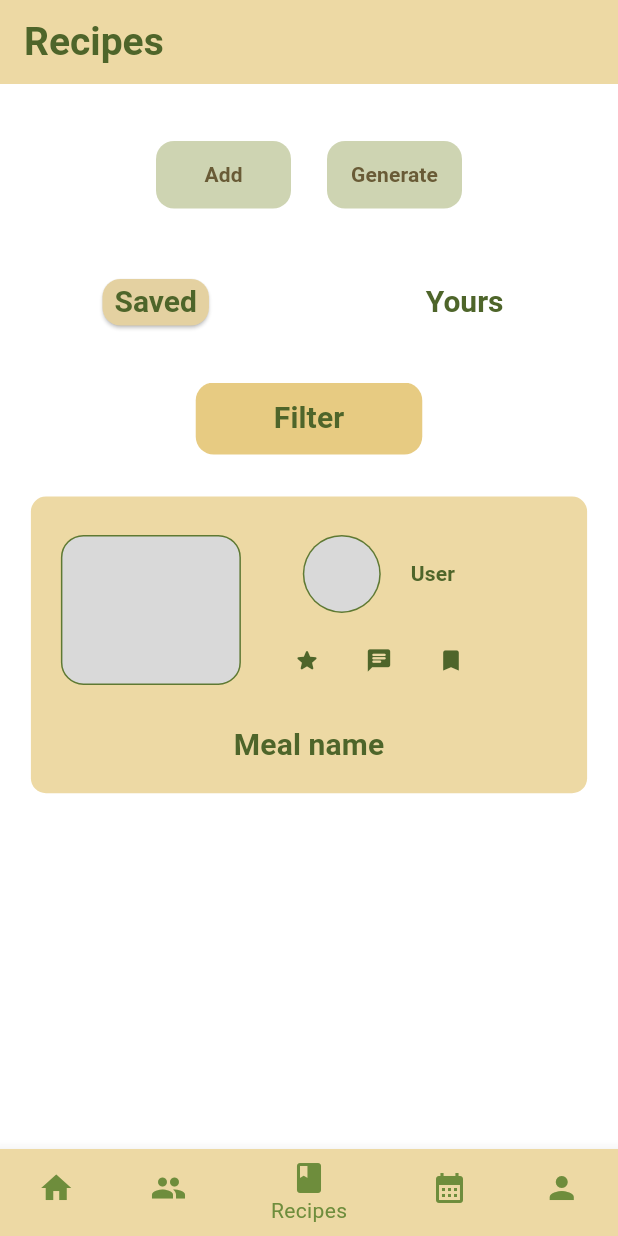
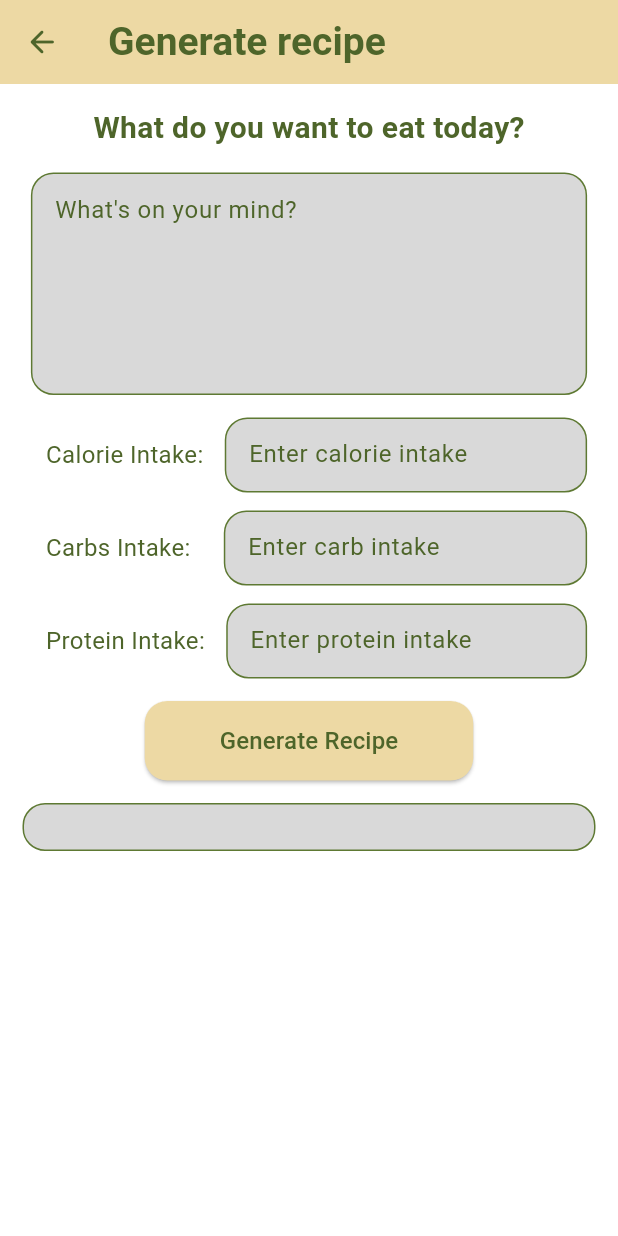
Before and after one commit to MealStock/mealstock, a Flutter app: the screen it shows once a user with an empty profile is signed in, item 3 of the bottom bar chosen, after a tap on "Generate", on a phone screen of 412 x 824 dp. Run offline on Flutter 3.47's test engine with Material 3 defaults, Android fonts, the phone set to English and light mode, and no system bars; our stand-ins replace firebase_analytics, firebase_auth, firebase_core, firebase_crashlytics, flutter_markdown, google_sign_in; accounts and stored records are empty.

Commit message:
Implement AI recipe generation

```diff
--- a/lib/main.dart
+++ b/lib/main.dart
@@ -1,3 +1,4 @@
+import 'package:meal_stock/screens/generate_recipe_screen.dart';
 import 'package:meal_stock/screens/recipe_screen.dart';
 import 'package:meal_stock/services/auth.dart';
 import 'package:flutter/foundation.dart';
@@ -93,6 +94,7 @@ class MyApp extends StatelessWidget {
         '/': (context) => const Wrapper(),
         '/login': (context) => const WelcomeScreen(),
         '/recipe': (context) => const RecipeScreen(),
+        '/generate': (context) => const GenerateRecipeScreen(),
       },
     );
   }
--- /dev/null
+++ b/lib/screens/generate_recipe_screen.dart
@@ -0,0 +1,386 @@
+import 'dart:async';
+import 'dart:convert';
+import 'dart:io';
+
+import 'package:flutter/material.dart';
+import 'package:flutter_markdown/flutter_markdown.dart';
+
+class GenerateRecipeScreen extends StatefulWidget {
+  const GenerateRecipeScreen({super.key});
+
+  @override
+  State<GenerateRecipeScreen> createState() => _MyWidgetState();
+}
+
+class _MyWidgetState extends State<GenerateRecipeScreen> {
+  final TextEditingController _calorieController = TextEditingController();
+  final TextEditingController _carbsController = TextEditingController();
+  final TextEditingController _proteinController = TextEditingController();
+  final TextEditingController _prompt = TextEditingController();
+  final ScrollController _scrollController = ScrollController();
+
+  String _generateSystemPrompt() {
+    String prompt = ' Please do not repeat the prompt.';
+    prompt += ' Make your response short, concise, and to the point.';
+    prompt +=
+        ' Structure the recipe like this: "Ingredients: ... Directions: ...".';
+    prompt += ' You can also use markdown to format your response.';
+    prompt += ' Do not include anything that is not a recipe.';
+    return prompt;
+  }
+
+  String _generatePrompt() {
+    // ignore: unnecessary_brace_in_string_interps
+    String prompt =
+        'Generate a recipe from the following prompt: "${_prompt.text}"';
+    if (_calorieController.text.isNotEmpty) {
+      prompt += ' with ${_calorieController.text} calories,';
+    }
+    if (_carbsController.text.isNotEmpty) {
+      prompt += ' with ${_carbsController.text}g of carbs,';
+    }
+    if (_proteinController.text.isNotEmpty) {
+      prompt += ' with ${_proteinController.text}g of protein,';
+    }
+    return prompt;
+  }
+
+  String _responseText = '';
+  bool waitingForResponse = false;
+
+  @override
+  void setState(VoidCallback fn) {
+    if (mounted) {
+      super.setState(fn);
+    }
+  }
+
+  Future<void> _sendPrompt() async {
+    setState(() {
+      _responseText = '';
+      waitingForResponse = true;
+    });
+    final HttpClient client = HttpClient();
+    final HttpClientRequest request =
+        await client.postUrl(Uri.parse('http://localhost:11434/api/chat'));
+    request.headers.contentType = ContentType.json;
+    request.write(jsonEncode({
+      'messages': [
+        {
+          'role': 'system',
+          'content': _generateSystemPrompt(),
+        },
+        {
+          'role': 'user',
+          'content': _generatePrompt(),
+        }
+      ],
+      'model': 'mistral',
+    }));
+    final HttpClientResponse response = await request.close();
+    await for (var chunk
+        in response.transform(utf8.decoder).transform(const LineSplitter())) {
+      final Map<String, dynamic> responseJson = jsonDecode(chunk);
+      if (responseJson['message'] != null && !responseJson['done']) {
+        setState(() {
+          waitingForResponse = false;
+          _responseText += responseJson['message']['content'];
+          _scrollController.jumpTo(_scrollController.position.maxScrollExtent);
+        });
+      }
+      if (responseJson['done']) {
+        break;
+      }
+    }
+  }
+
+  @override
+  Widget build(BuildContext context) {
+    return Scaffold(
+      appBar: AppBar(
+        automaticallyImplyLeading: false,
+        leading: IconButton(
+          onPressed: () {
+            Navigator.pop(context);
+          },
+          icon: const Icon(Icons.arrow_back_rounded),
+          color: const Color(0xff4e652a),
+        ),
+        title: Text(
+          "Generate recipe",
+          style: Theme.of(context).textTheme.headlineLarge,
+        ),
+        backgroundColor: Theme.of(context).colorScheme.primary,
+      ),
+      body: ListView(
+        controller: _scrollController,
+        children: [
+          const SizedBox(
+            height: 15,
+          ),
+          const Center(
+            child: Text(
+              "What do you want to eat today?",
+              style: TextStyle(
+                color: Color(0xff4e652a),
+                fontWeight: FontWeight.bold,
+                fontSize: 20,
+              ),
+            ),
+          ),
+          const SizedBox(
+            height: 15,
+          ),
+          Center(
+            child: Container(
+              width: MediaQuery.of(context).size.width * 0.9,
+              height: MediaQuery.of(context).size.height * 0.18,
+              decoration: BoxDecoration(
+                color: const Color(0xffd9d9d9),
+                borderRadius: BorderRadius.circular(15),
+                border: Border.all(
+                  color: const Color(0xff5e7933),
+                  width: 1,
+                ),
+              ),
+              child: TextField(
+                controller: _prompt,
+                decoration: const InputDecoration(
+                  hintText: "What's on your mind?",
+                  hintStyle: TextStyle(
+                    color: Color(0xff4e652a),
+                    fontSize: 16,
+                  ),
+                  border: InputBorder.none,
+                  contentPadding: EdgeInsets.only(
+                    left: 15,
+                    bottom: 11,
+                    top: 11,
+                    right: 15,
+                  ),
+                ),
+              ),
+            ),
+          ),
+          const SizedBox(
+            height: 15,
+          ),
+          Center(
+            child: SizedBox(
+              width: MediaQuery.of(context).size.width * 0.9,
+              child: Row(
+                children: [
+                  const SizedBox(
+                    width: 10,
+                  ),
+                  const Text(
+                    "Calorie Intake: ",
+                    style: TextStyle(
+                      color: Color(0xff4e652a),
+                      fontSize: 16,
+                    ),
+                  ),
+                  const SizedBox(
+                    width: 10,
+                  ),
+                  Expanded(
+                    child: Container(
+                      decoration: BoxDecoration(
+                        color: const Color(0xffd9d9d9),
+                        borderRadius: BorderRadius.circular(15),
+                        border: Border.all(
+                          color: const Color(0xff5e7933),
+                          width: 1,
+                        ),
+                      ),
+                      child: TextField(
+                        controller: _calorieController,
+                        decoration: const InputDecoration(
+                          hintText: "Enter calorie intake",
+                          hintStyle: TextStyle(
+                            color: Color(0xff4e652a),
+                            fontSize: 16,
+                          ),
+                          border: InputBorder.none,
+                          contentPadding: EdgeInsets.only(
+                            left: 15,
+                            bottom: 11,
+                            top: 11,
+                            right: 15,
+                          ),
+                        ),
+                      ),
+                    ),
+                  ),
+                ],
+              ),
+            ),
+          ),
+          const SizedBox(
+            height: 12,
+          ),
+          Center(
+            child: SizedBox(
+              width: MediaQuery.of(context).size.width * 0.9,
+              child: Row(
+                children: [
+                  const SizedBox(
+                    width: 10,
+                  ),
+                  const Text(
+                    "Carbs Intake: ",
+                    style: TextStyle(
+                      color: Color(0xff4e652a),
+                      fontSize: 16,
+                    ),
+                  ),
+                  const SizedBox(
+                    width: 18,
+                  ),
+                  Expanded(
+                    child: Container(
+                      decoration: BoxDecoration(
+                        color: const Color(0xffd9d9d9),
+                        borderRadius: BorderRadius.circular(15),
+                        border: Border.all(
+                          color: const Color(0xff5e7933),
+                          width: 1,
+                        ),
+                      ),
+                      child: TextField(
+                        controller: _carbsController,
+                        decoration: const InputDecoration(
+                          hintText: "Enter carb intake",
+                          hintStyle: TextStyle(
+                            color: Color(0xff4e652a),
+                            fontSize: 16,
+                          ),
+                          border: InputBorder.none,
+                          contentPadding: EdgeInsets.only(
+                            left: 15,
+                            bottom: 11,
+                            top: 11,
+                            right: 15,
+                          ),
+                        ),
+                      ),
+                    ),
+                  ),
+                ],
+              ),
+            ),
+          ),
+          const SizedBox(
+            height: 12,
+          ),
+          Center(
+            child: SizedBox(
+              width: MediaQuery.of(context).size.width * 0.9,
+              child: Row(
+                children: [
+                  const SizedBox(
+                    width: 10,
+                  ),
+                  const Text(
+                    "Protein Intake: ",
+                    style: TextStyle(
+                      color: Color(0xff4e652a),
+                      fontSize: 16,
+                    ),
+                  ),
+                  const SizedBox(
+                    width: 10,
+                  ),
+                  Expanded(
+                    child: Container(
+                      decoration: BoxDecoration(
+                        color: const Color(0xffd9d9d9),
+                        borderRadius: BorderRadius.circular(15),
+                        border: Border.all(
+                          color: const Color(0xff5e7933),
+                          width: 1,
+                        ),
+                      ),
+                      child: TextField(
+                        controller: _proteinController,
+                        decoration: const InputDecoration(
+                          hintText: "Enter protein intake",
+                          hintStyle: TextStyle(
+                            color: Color(0xff4e652a),
+                            fontSize: 16,
+                          ),
+                          border: InputBorder.none,
+                          contentPadding: EdgeInsets.only(
+                            left: 15,
+                            bottom: 11,
+                            top: 11,
+                            right: 15,
+                          ),
+                        ),
+                      ),
+                    ),
+                  ),
+                ],
+              ),
+            ),
+          ),
+          const SizedBox(
+            height: 15,
+          ),
+          Center(
+            child: ElevatedButton(
+              onPressed: () {
+                setState(() {
+                  _sendPrompt();
+                });
+              },
+              style: ElevatedButton.styleFrom(
+                backgroundColor: const Color(0xffedd9a4),
+                padding: const EdgeInsets.symmetric(
+                  horizontal: 50,
+                  vertical: 15,
+                ),
+                shape: RoundedRectangleBorder(
+                  borderRadius: BorderRadius.circular(15),
+                ),
+              ),
+              child: const Text(
+                "Generate Recipe",
+                style: TextStyle(
+                  color: Color(0xff4e652a),
+                  fontSize: 16,
+                ),
+              ),
+            ),
+          ),
+          if (waitingForResponse)
+            const Center(
+              child: CircularProgressIndicator(),
+            ),
+          Container(
+            margin: const EdgeInsets.all(15),
+            padding: const EdgeInsets.all(15),
+            decoration: BoxDecoration(
+              color: const Color(0xffd9d9d9),
+              borderRadius: BorderRadius.circular(15),
+              border: Border.all(
+                color: const Color(0xff5e7933),
+                width: 1,
+              ),
+            ),
+            child: MarkdownBody(
+              data: _responseText,
+              styleSheet:
+                  MarkdownStyleSheet.fromTheme(Theme.of(context)).copyWith(
+                p: const TextStyle(
+                  color: Color(0xff4e652a),
+                  fontSize: 16,
+                ),
+              ),
+            ),
+          ),
+        ],
+      ),
+    );
+  }
+}
--- a/lib/screens/home_screens/recipes_screen.dart
+++ b/lib/screens/home_screens/recipes_screen.dart
@@ -73,7 +73,9 @@ class _RecipesScreenState extends State<RecipesScreen> {
                 ),
               ),
               TextButton(
-                onPressed: () {},
+                onPressed: () {
+                  Navigator.pushNamed(context, '/generate');
+                },
                 child: Container(
                   width: 90,
                   height: 45,
--- a/pubspec.yaml
+++ b/pubspec.yaml
@@ -45,6 +45,7 @@ dependencies:
   flutter_localizations:
     sdk: flutter
   http: ^0.13.6
+  flutter_markdown: ^0.6.22
 
 dev_dependencies:
   flutter_test:
```
Also changed, not shown: pubspec.lock.
